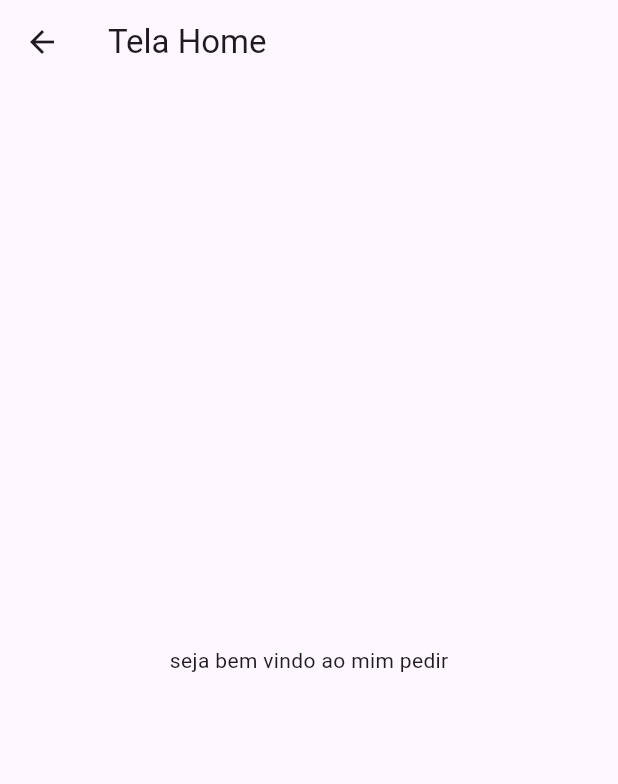
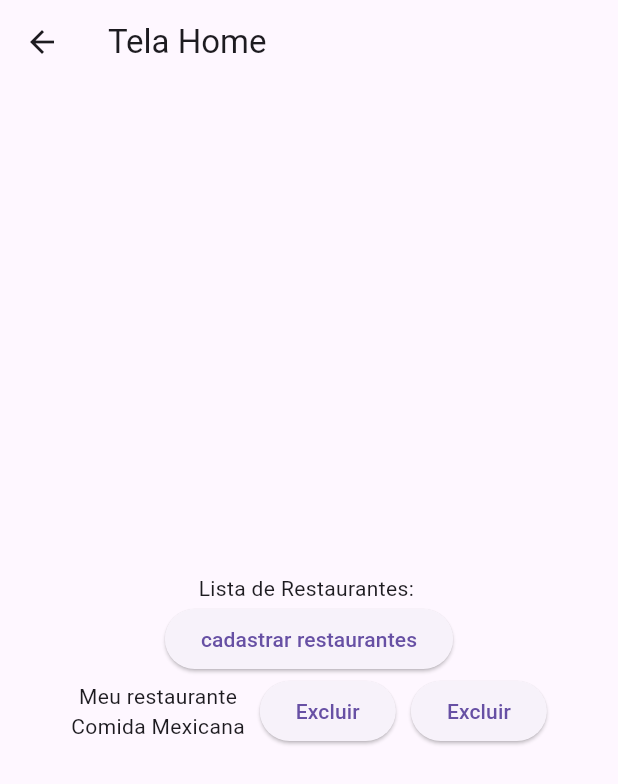
Before and after one commit to Plcesar19/mimpedir, a Flutter app: the TelaHome screen opened directly, on a phone screen of 412 x 824 dp. Shown: the top 784 px of the screen. Run offline on Flutter 3.47's test engine with Material 3 defaults, Android fonts, the phone set to English and light mode, and no system bars; our stand-ins replace sqflite; accounts and stored records are empty.

Commit message:
criação da tela de cadastros do Restaurante

```diff
--- a/lib/main.dart
+++ b/lib/main.dart
@@ -13,6 +13,7 @@ class MyApp extends StatelessWidget {
   Widget build(BuildContext context) {
 
 
+
     return MaterialApp(
       debugShowCheckedModeBanner: false,
       home: TelaLogin(),
--- a/lib/tela_home.dart
+++ b/lib/tela_home.dart
@@ -1,4 +1,5 @@
 import 'package:flutter/material.dart';
+import 'package:mimpedir/tela_cad_restaurante.dart';
 
 class TelaHome extends StatelessWidget{
   TelaHome({super.key});
@@ -6,11 +7,34 @@ class TelaHome extends StatelessWidget{
  @override
   Widget build(BuildContext context) {
    return Scaffold(
-     appBar: AppBar(title: const  Text('Tela Home')),
-     body: Center(
-       child: Text('seja bem vindo ao mim pedir'),
-     ),
+       appBar: AppBar(title: const Text('Tela Home')),
+       body: Padding(padding: const EdgeInsets.all(20),
+           child: Column(
+             mainAxisAlignment: MainAxisAlignment.center,
+             children: [
+               Text("Lista de Restaurantes: "),
+               ElevatedButton(onPressed: (){
+                 Navigator.push(context, MaterialPageRoute(builder:(context) => TelaCadRestaurante()));
+               }, child: Text("cadastrar restaurantes")),
+               Row(
+                 mainAxisAlignment: MainAxisAlignment.center,
+                 children:
+                 [
+                   Column(
+                     children: [
+                       Text("Meu restaurante"),
+                       Text("Comida Mexicana")
+                     ],
+                   ),
+                   SizedBox(width: 10),
+                   ElevatedButton(onPressed: () {}, child: Text("Excluir")),
+                   SizedBox(width: 10),
+                   ElevatedButton(onPressed: () {}, child: Text("Excluir")),
+                 ],
+               ),
+             ],
+           )
+       )
    );
  }
-
 }
```
Also changed, not shown: lib/tela_cad_restaurante.dart (added, +49 -0 lines).
